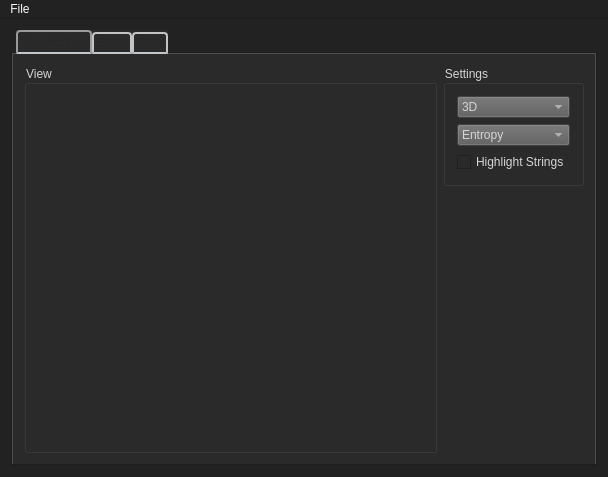
Mixbo-zz/relooker, file Relooker/mainwindow.ui: the form before one commit.
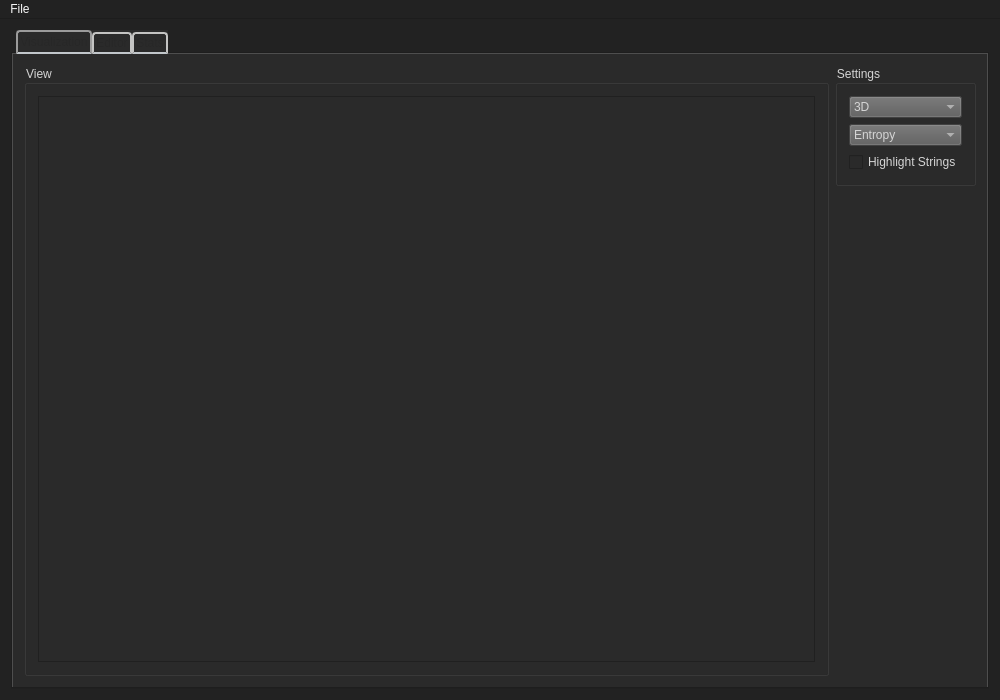
The form after the commit. Custom widgets are drawn as their Qt base class.

Commit message: basic range visualizer

```diff
--- a/Relooker/mainwindow.ui
+++ b/Relooker/mainwindow.ui
@@ -6,10 +6,16 @@
    <rect>
     <x>0</x>
     <y>0</y>
-    <width>608</width>
-    <height>477</height>
+    <width>1000</width>
+    <height>700</height>
    </rect>
   </property>
+  <property name="sizePolicy">
+   <sizepolicy hsizetype="Expanding" vsizetype="Expanding">
+    <horstretch>0</horstretch>
+    <verstretch>0</verstretch>
+   </sizepolicy>
+  </property>
   <property name="palette">
    <palette>
     <active>
@@ -706,6 +712,55 @@
             <property name="title">
              <string>View</string>
             </property>
+            <layout class="QGridLayout" name="gridLayout_10">
+             <item row="0" column="0">
+              <widget class="QScrollArea" name="scrollArea">
+               <property name="verticalScrollBarPolicy">
+                <enum>Qt::ScrollBarAsNeeded</enum>
+               </property>
+               <property name="horizontalScrollBarPolicy">
+                <enum>Qt::ScrollBarAlwaysOff</enum>
+               </property>
+               <property name="widgetResizable">
+                <bool>false</bool>
+               </property>
+               <widget class="QWidget" name="scrollAreaWidgetContents">
+                <property name="enabled">
+                 <bool>true</bool>
+                </property>
+                <property name="geometry">
+                 <rect>
+                  <x>0</x>
+                  <y>0</y>
+                  <width>550</width>
+                  <height>338</height>
+                 </rect>
+                </property>
+                <property name="sizePolicy">
+                 <sizepolicy hsizetype="Ignored" vsizetype="Ignored">
+                  <horstretch>0</horstretch>
+                  <verstretch>0</verstretch>
+                 </sizepolicy>
+                </property>
+                <layout class="QGridLayout" name="gridLayout_11">
+                 <property name="sizeConstraint">
+                  <enum>QLayout::SetMinAndMaxSize</enum>
+                 </property>
+                 <item row="0" column="0">
+                  <widget class="Visualizer" name="visuWidget" native="true">
+                   <property name="sizePolicy">
+                    <sizepolicy hsizetype="Ignored" vsizetype="Ignored">
+                     <horstretch>0</horstretch>
+                     <verstretch>0</verstretch>
+                    </sizepolicy>
+                   </property>
+                  </widget>
+                 </item>
+                </layout>
+               </widget>
+              </widget>
+             </item>
+            </layout>
            </widget>
           </item>
          </layout>
@@ -3666,8 +3721,8 @@
     <rect>
      <x>0</x>
      <y>0</y>
-     <width>608</width>
-     <height>22</height>
+     <width>1000</width>
+     <height>29</height>
     </rect>
    </property>
    <widget class="QMenu" name="menuFile">
@@ -3698,6 +3753,14 @@
   </action>
  </widget>
  <layoutdefault spacing="6" margin="11"/>
+ <customwidgets>
+  <customwidget>
+   <class>Visualizer</class>
+   <extends>QWidget</extends>
+   <header>visualizer.h</header>
+   <container>1</container>
+  </customwidget>
+ </customwidgets>
  <resources/>
  <connections/>
 </ui>
```
The commit also changes 8 other files.
